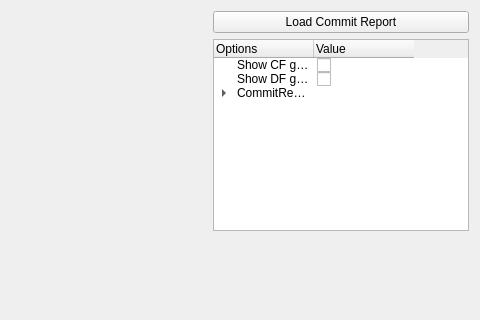
Above: uicomponents/CR-BarView.ui from se-sic/VaRA-Tool-Suite before the change; both pictures show x 542 to 1022 and y 0 to 320 of the 1022 by 601 pixel window. Below: the same form after it.
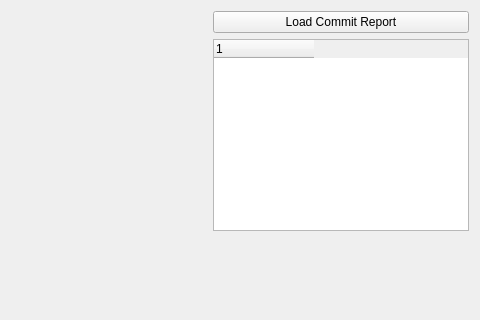
That is the form after the change. Custom widgets are drawn as their Qt base class.

Commit message: Refactored options into separate class

Diff of the .ui file:
```diff
--- a/uicomponents/CR-BarView.ui
+++ b/uicomponents/CR-BarView.ui
@@ -37,7 +37,7 @@
       </widget>
      </item>
      <item row="1" column="0">
-      <widget class="QTreeWidget" name="treeWidget">
+      <widget class="OptionTreeWidget" name="optionsTree">
        <property name="sizePolicy">
         <sizepolicy hsizetype="Minimum" vsizetype="Minimum">
          <horstretch>0</horstretch>
@@ -59,68 +59,6 @@
        <attribute name="headerStretchLastSection">
         <bool>false</bool>
        </attribute>
-       <column>
-        <property name="text">
-         <string>Options</string>
-        </property>
-       </column>
-       <column>
-        <property name="text">
-         <string>Value</string>
-        </property>
-       </column>
-       <item>
-        <property name="text">
-         <string>Show CF graph</string>
-        </property>
-        <property name="text">
-         <string/>
-        </property>
-        <property name="checkState">
-         <enum>Unchecked</enum>
-        </property>
-       </item>
-       <item>
-        <property name="text">
-         <string>Show DF graph</string>
-        </property>
-        <property name="text">
-         <string/>
-        </property>
-        <property name="checkState">
-         <enum>Unchecked</enum>
-        </property>
-       </item>
-       <item>
-        <property name="text">
-         <string>CommitReport</string>
-        </property>
-        <property name="text">
-         <string/>
-        </property>
-        <item>
-         <property name="text">
-          <string>Merge reports</string>
-         </property>
-         <property name="text">
-          <string/>
-         </property>
-         <property name="checkState">
-          <enum>Unchecked</enum>
-         </property>
-        </item>
-        <item>
-         <property name="text">
-          <string>Commit map</string>
-         </property>
-         <property name="text">
-          <string/>
-         </property>
-         <property name="flags">
-          <set>ItemIsSelectable|ItemIsEditable|ItemIsDragEnabled|ItemIsUserCheckable|ItemIsEnabled</set>
-         </property>
-        </item>
-       </item>
       </widget>
      </item>
      <item row="2" column="0">
@@ -202,6 +140,11 @@
    <extends>QTreeWidget</extends>
    <header>varats.gui.info</header>
   </customwidget>
+  <customwidget>
+   <class>OptionTreeWidget</class>
+   <extends>QTreeWidget</extends>
+   <header>varats.gui.options</header>
+  </customwidget>
  </customwidgets>
  <resources/>
  <connections/>
```
The commit also changes 3 other files.
